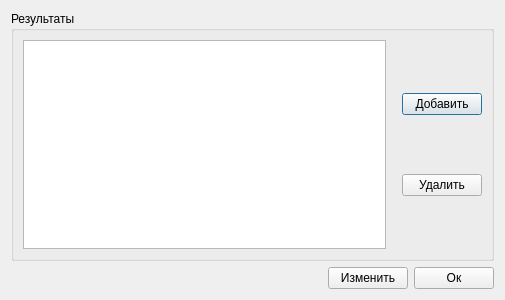
The window that ui/resultdisciplinewindow.ui (7enSmile/clientVKR) describes before a commit, drawn with Qt 5.
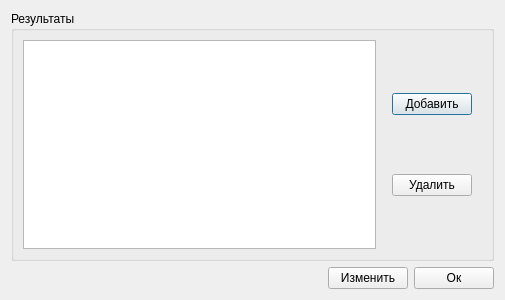
The same window after the commit.

Patch:
```diff
--- a/ui/resultdisciplinewindow.ui
+++ b/ui/resultdisciplinewindow.ui
@@ -27,7 +27,7 @@
           <item>
            <widget class="QTableView" name="tableViewResult">
             <attribute name="horizontalHeaderVisible">
-             <bool>true</bool>
+             <bool>false</bool>
             </attribute>
             <attribute name="horizontalHeaderDefaultSectionSize">
              <number>100</number>
@@ -73,6 +73,22 @@
           </item>
          </layout>
         </item>
+        <item>
+         <spacer name="horizontalSpacer_3">
+          <property name="orientation">
+           <enum>Qt::Horizontal</enum>
+          </property>
+          <property name="sizeType">
+           <enum>QSizePolicy::Fixed</enum>
+          </property>
+          <property name="sizeHint" stdset="0">
+           <size>
+            <width>10</width>
+            <height>20</height>
+           </size>
+          </property>
+         </spacer>
+        </item>
        </layout>
       </item>
      </layout>
```
